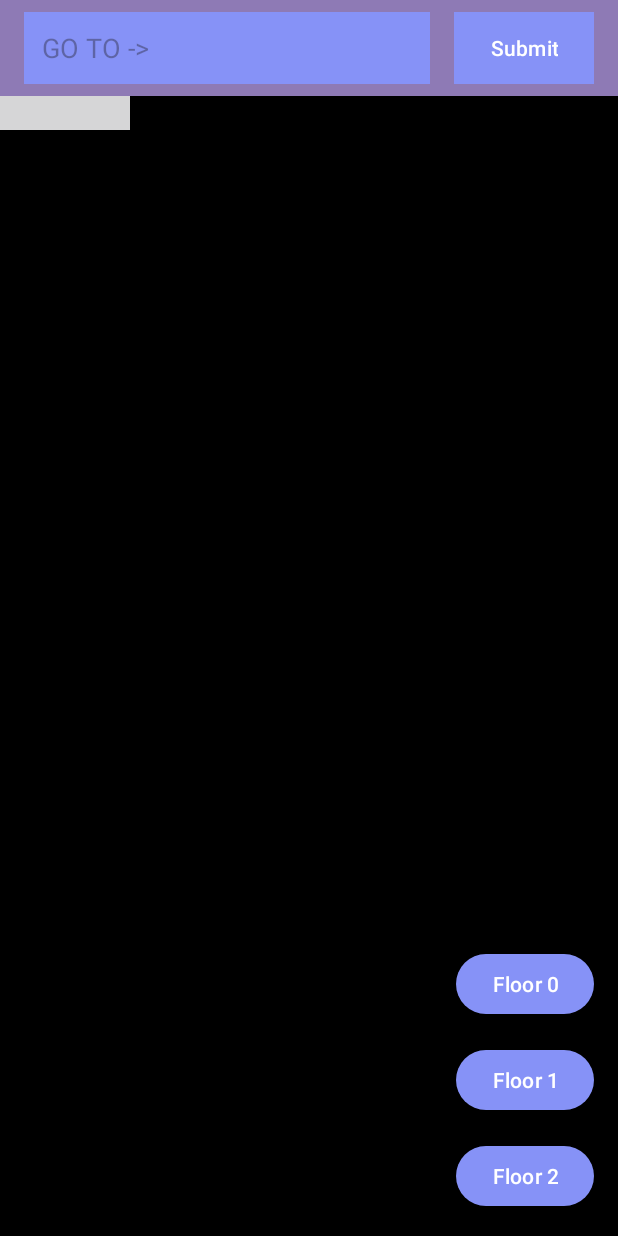
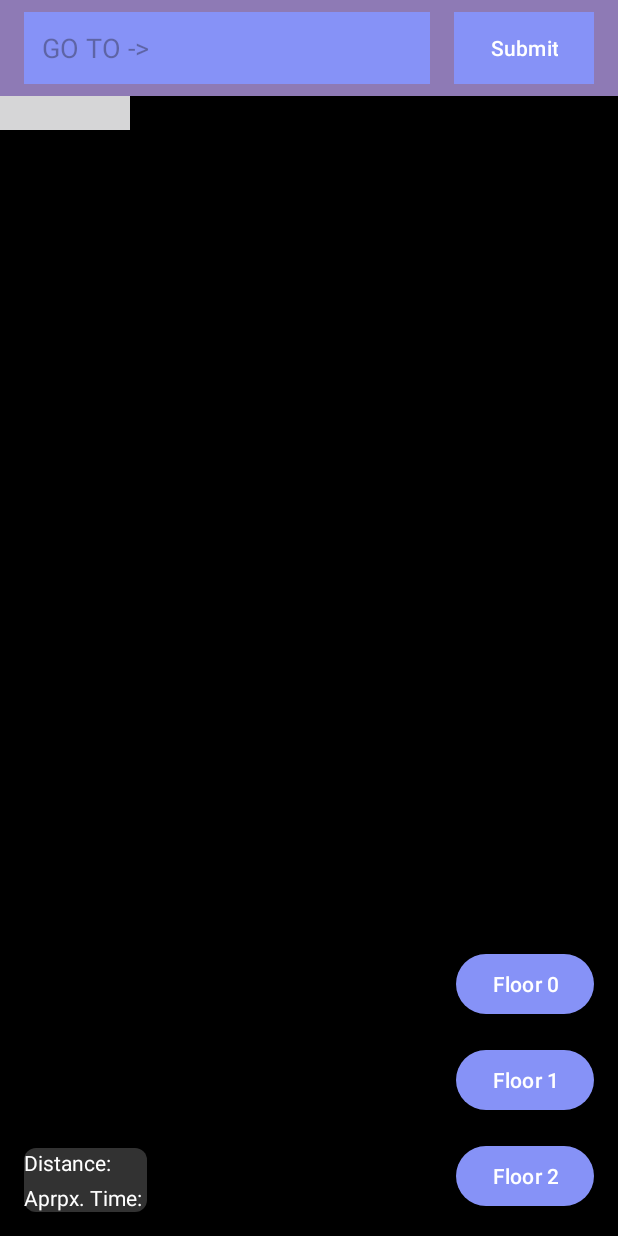
Before and after one commit to MarcelZama/FinalYearProject, an Android app: the screen it shows after launch (MainActivity), on a phone screen of 412 x 824 dp. Run offline under Robolectric (Android 15) with nearby library versions, the phone set to English and light mode, and no system bars; our stand-ins replace Firebase (no records; nobody signed in at launch, a user with empty details on screens opened directly).

Commit message:
Finished PopUp menu
+ Finished PopUp menu when clicking on a node
+ Auto execute the algorithm if the start and end node are being selected

```diff
--- /dev/null
+++ b/YearProject/app/src/main/java/com/example/yearproject/MainActivityListener.java
@@ -0,0 +1,6 @@
+package com.example.yearproject;
+
+public interface MainActivityListener {
+    void newstartlocation(String position);
+    void newendlocation(String position);
+}
--- a/YearProject/app/src/main/java/com/example/yearproject/Node.java
+++ b/YearProject/app/src/main/java/com/example/yearproject/Node.java
@@ -12,9 +12,11 @@ public class Node {
 
         this.id = id;
         this.floor = floor;
-        this.x = (int) Math.round(x* 2.75);
+        //this.x = (int) Math.round(x* 2.75);
+        this.x = (int) Math.round(x* 2.63);
         //this.x = x;
-        this.y = (int) Math.round(y* 2.75);
+        //this.y = (int) Math.round(y* 2.75);
+        this.y = (int) Math.round(y* 2.63);
         //this.y = y;
         this.roomNr = roomNr;
         this.name = name;
--- /dev/null
+++ b/YearProject/app/src/main/res/drawable/background_rounded.xml
@@ -0,0 +1,5 @@
+<shape xmlns:android="http://schemas.android.com/apk/res/android"
+    android:shape="rectangle">
+    <solid android:color="#323232" /> <!-- Background color -->
+    <corners android:radius="8dp" /> <!-- Corner radius -->
+</shape>
--- a/YearProject/app/src/main/res/layout/activity_main.xml
+++ b/YearProject/app/src/main/res/layout/activity_main.xml
@@ -156,4 +156,35 @@
         </LinearLayout>
     </LinearLayout>
 
+    <!-- Distance and Time Layout -->
+    <LinearLayout
+        android:id="@+id/distanceTimeLayout"
+        android:layout_width="wrap_content"
+        android:layout_height="wrap_content"
+        android:orientation="vertical"
+        android:layout_alignParentBottom="true"
+        android:layout_marginStart="16dp"
+        android:layout_marginEnd="16dp"
+        android:layout_marginBottom="16dp"
+        android:background="@drawable/background_rounded">
+
+        <TextView
+            android:id="@+id/distanceTextView"
+            android:layout_width="wrap_content"
+            android:layout_height="wrap_content"
+            android:text="Distance: "
+            android:textColor="@android:color/white"
+            android:textSize="14sp"
+            android:layout_marginBottom="4dp"/>
+
+        <TextView
+            android:id="@+id/timeTextView"
+            android:layout_width="wrap_content"
+            android:layout_height="wrap_content"
+            android:text="Aprpx. Time: "
+            android:textColor="@android:color/white"
+            android:textSize="14sp"/>
+
+    </LinearLayout>
+
 </RelativeLayout>
```
Also changed, not shown: YearProject/app/src/main/java/com/example/yearproject/DrawingView.java (+46 -5 lines), YearProject/app/src/main/java/com/example/yearproject/MainActivity.java (+38 -25 lines), YearProject/app/src/main/res/layout/custom_popup_background.xml (deleted, +0 -11 lines), 1 other file.
